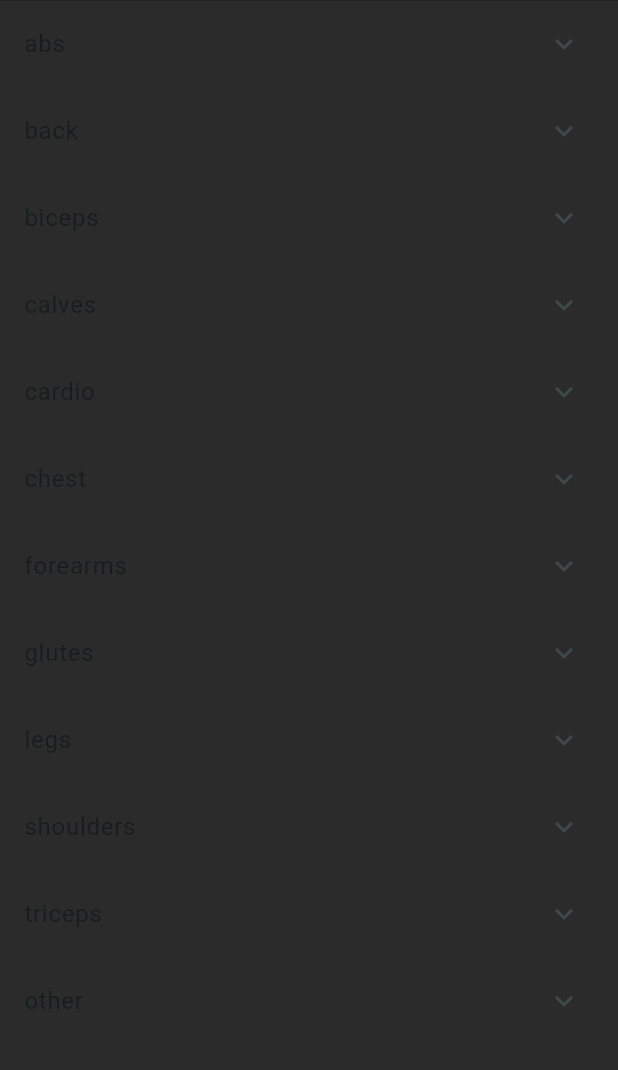
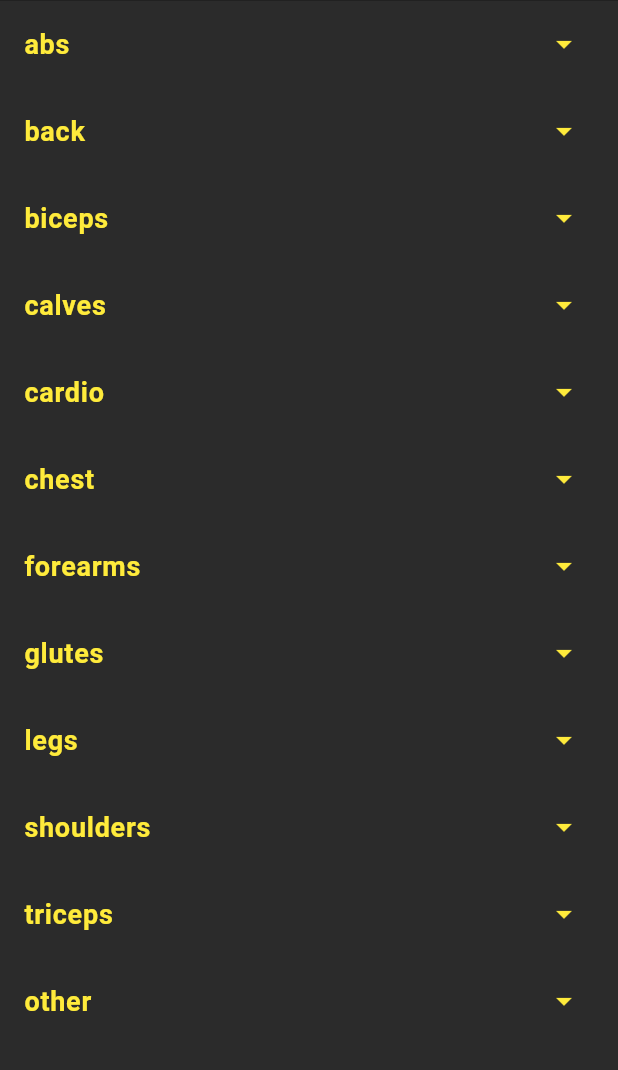
Before and after one commit to kry-ozo/gymNote, a Flutter app: the AddExercise screen opened directly, on a phone screen of 412 x 824 dp, the part 112-1182 px from its top. Run offline on Flutter 3.47's test engine with Material 3 defaults, Android fonts, the phone set to English and light mode, and no system bars; our stand-ins replace convex_bottom_bar; missing offline and left inert: super_icons.

Commit message:
Added new page

```diff
--- a/lib/components/exercise_dropdown.dart
+++ b/lib/components/exercise_dropdown.dart
@@ -10,10 +10,17 @@ class ExerciseDropdown extends StatelessWidget {
   @override
   Widget build(BuildContext context) {
     return ExpansionTile(
-      title: Text(exerciseType),
+      title: Text(exerciseType, style: const TextStyle(
+        color: Colors.yellow,
+        fontWeight: FontWeight.bold,
+        fontSize: 18
+      ),),
+      trailing: Icon(Icons.arrow_drop_down, color: Colors.yellow,),
       children: exerciseList.map((exercise){
         return ListTile(
-          title: Text(exercise.name),
+          title: Text(exercise.name, style: const TextStyle(
+            color: Colors.yellow
+          ),),
         );
       }).toList(),
     );
```
Also changed, not shown: lib/pages/exercise.dart (added, +28 -0 lines).
